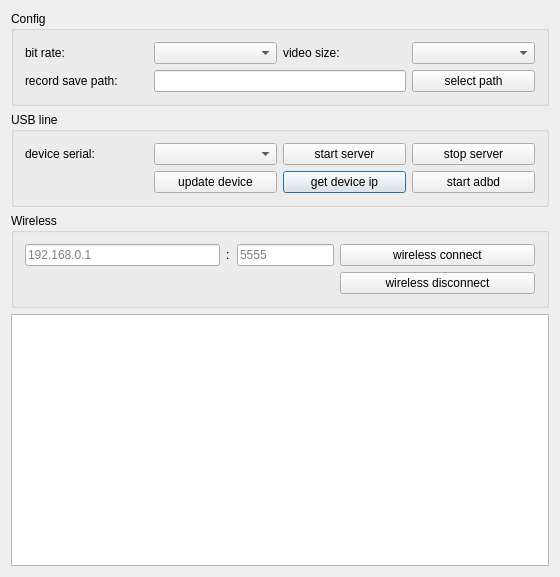
Above: QtScrcpy/dialog.ui from barry-ran/QtScrcpy before the change. Below: the same form after it.
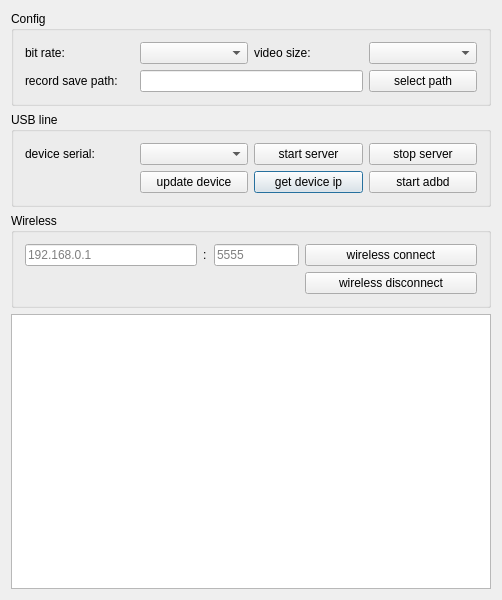
That is the form after the change.

Commit message: fix:mac上无边框窗口全屏有问题，暂时屏蔽

Diff of the .ui file:
```diff
--- a/QtScrcpy/dialog.ui
+++ b/QtScrcpy/dialog.ui
@@ -6,19 +6,19 @@
    <rect>
     <x>0</x>
     <y>0</y>
-    <width>560</width>
-    <height>577</height>
+    <width>502</width>
+    <height>600</height>
    </rect>
   </property>
   <property name="minimumSize">
    <size>
-    <width>560</width>
+    <width>502</width>
     <height>0</height>
    </size>
   </property>
   <property name="maximumSize">
    <size>
-    <width>560</width>
+    <width>502</width>
     <height>16777215</height>
    </size>
   </property>
```
The commit also changes 2 other files.
